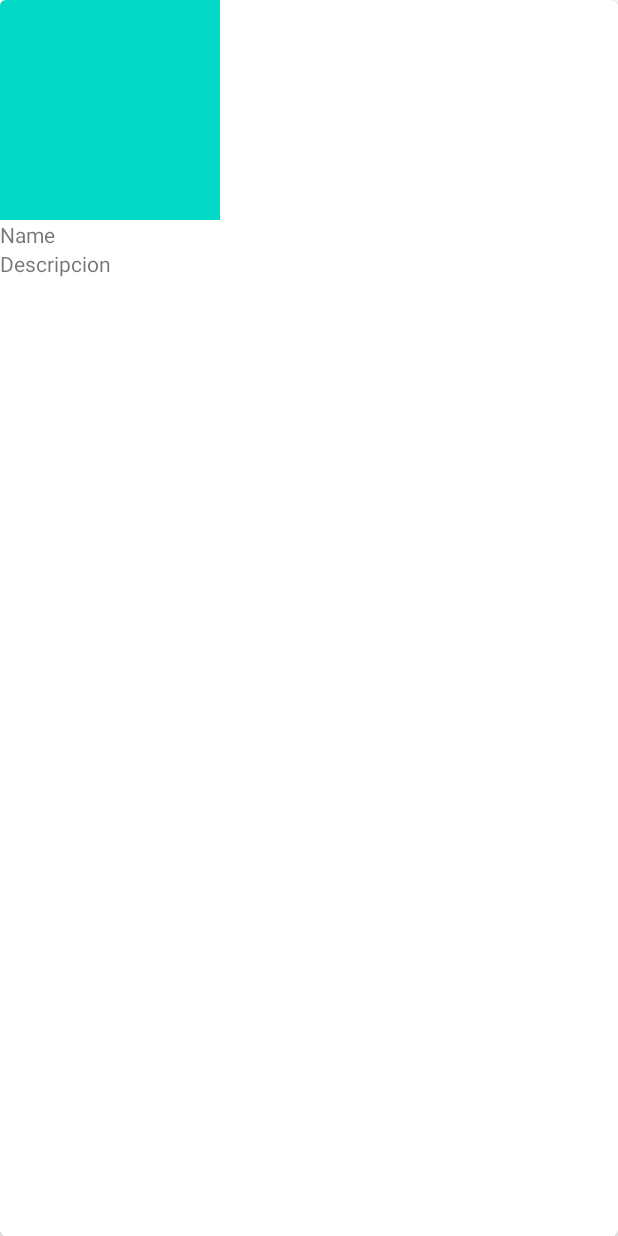
After one commit to DarlingBuenano/Examen, an Android app: the layout revistas.xml on its own in the app's theme, with its tools: preview values and no code run, on a phone screen of 412 x 824 dp. The commit adds this screen. Run offline under Robolectric (Android 15) with nearby library versions, the phone set to English and light mode, and no system bars.

Commit message:
Cuarto commit

```diff
--- a/app/build.gradle
+++ b/app/build.gradle
@@ -33,12 +33,15 @@ dependencies {
     implementation 'androidx.appcompat:appcompat:1.2.0'
     implementation 'com.google.android.material:material:1.3.0'
     implementation 'androidx.constraintlayout:constraintlayout:2.0.4'
+    implementation 'androidx.legacy:legacy-support-v4:1.0.0'
     testImplementation 'junit:junit:4.+'
     androidTestImplementation 'androidx.test.ext:junit:1.1.2'
     androidTestImplementation 'androidx.test.espresso:espresso-core:3.3.0'
     implementation 'com.google.android.gms:play-services-maps:17.0.0'
     implementation 'com.google.android.gms:play-services-location:17.0.0'
 
+    implementation 'com.android.support:appcompat-v7:30.1.0'
+    implementation 'com.android.support:design:30.1.0'
     implementation 'com.android.support:cardview-v7:30.1.0'
     implementation 'com.android.support:recyclerview-v7:30.1.0'
     implementation 'com.mindorks.android:placeholderview:1.0.3'
--- /dev/null
+++ b/app/src/main/res/layout/revistas.xml
@@ -0,0 +1,38 @@
+<?xml version="1.0" encoding="utf-8"?>
+<LinearLayout xmlns:android="http://schemas.android.com/apk/res/android"
+    android:layout_width="match_parent"
+    android:layout_height="match_parent">
+
+    <com.google.android.material.card.MaterialCardView
+        android:id="@+id/cardview"
+        android:layout_width="match_parent"
+        android:layout_height="match_parent">
+
+        <LinearLayout
+            android:layout_width="match_parent"
+            android:layout_height="wrap_content"
+            android:orientation="vertical">
+
+            <ImageView
+                android:id="@+id/imgPortada"
+                android:layout_width="220px"
+                android:layout_height="220px"
+                android:background="@color/teal_200"/>
+
+            <TextView
+                android:id="@+id/txtNombre"
+                android:layout_width="match_parent"
+                android:layout_height="wrap_content"
+                android:layout_alignParentEnd="true"
+                android:layout_alignParentBottom="true"
+                android:text="Name" />
+
+            <TextView
+                android:id="@+id/txtDescripcion"
+                android:layout_width="match_parent"
+                android:layout_height="wrap_content"
+                android:text="Descripcion"/>
+
+        </LinearLayout>
+    </com.google.android.material.card.MaterialCardView>
+</LinearLayout>
--- a/app/src/main/res/values/strings.xml
+++ b/app/src/main/res/values/strings.xml
@@ -1,3 +1,5 @@
 <resources>
     <string name="app_name">Examen</string>
+    <!-- TODO: Remove or change this placeholder text -->
+    <string name="hello_blank_fragment">Hello blank fragment</string>
 </resources>
```
Also changed, not shown: app/src/main/java/software/examen/PlaceHolderView.java (added, +27 -0 lines), app/src/main/java/software/examen/frRevistas.java (added, +64 -0 lines), app/src/main/res/layout/activity_main.xml (+5 -11 lines), app/src/main/res/layout/fragment_fr_revistas.xml (added, +14 -0 lines).
